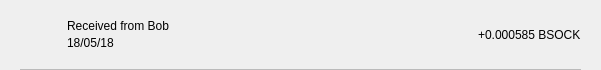
First picture: the form in src/qt/bitstock/forms/txrow.ui, repository bitstockproject/bitstock-core, before the edit.
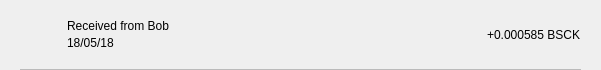
Second picture: the form after the edit.

Patch:
```diff
--- a/src/qt/bitstock/forms/txrow.ui
+++ b/src/qt/bitstock/forms/txrow.ui
@@ -138,7 +138,7 @@
             <string notr="true"/>
            </property>
            <property name="text">
-            <string>+0.000585 BSOCK</string>
+            <string>+0.000585 BSCK</string>
            </property>
           </widget>
          </item>
```
